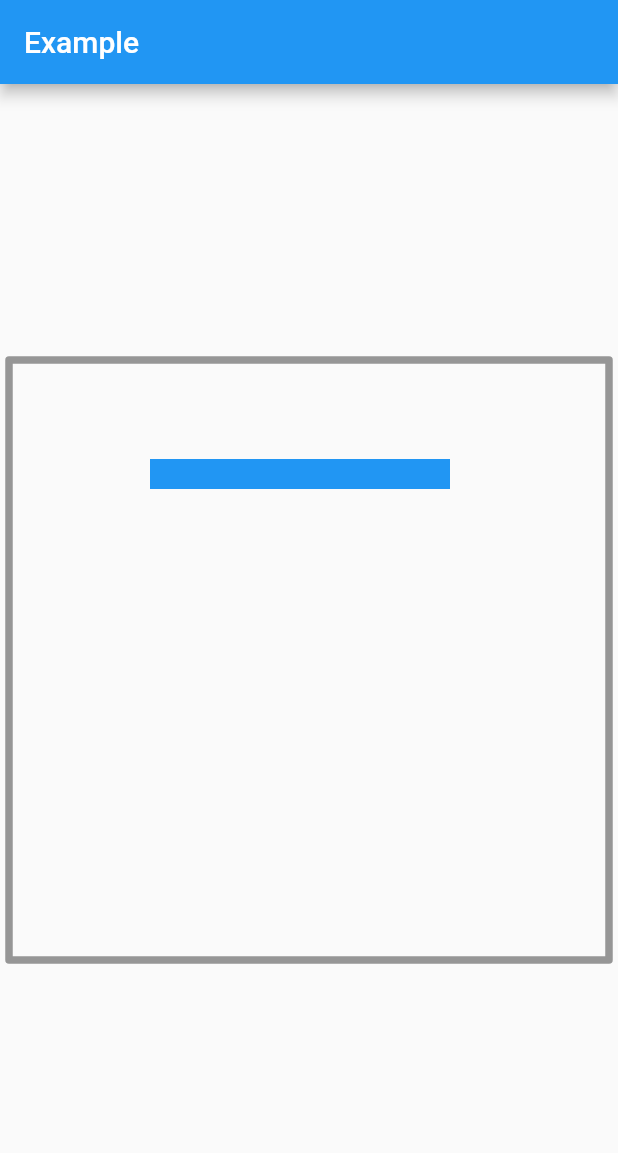
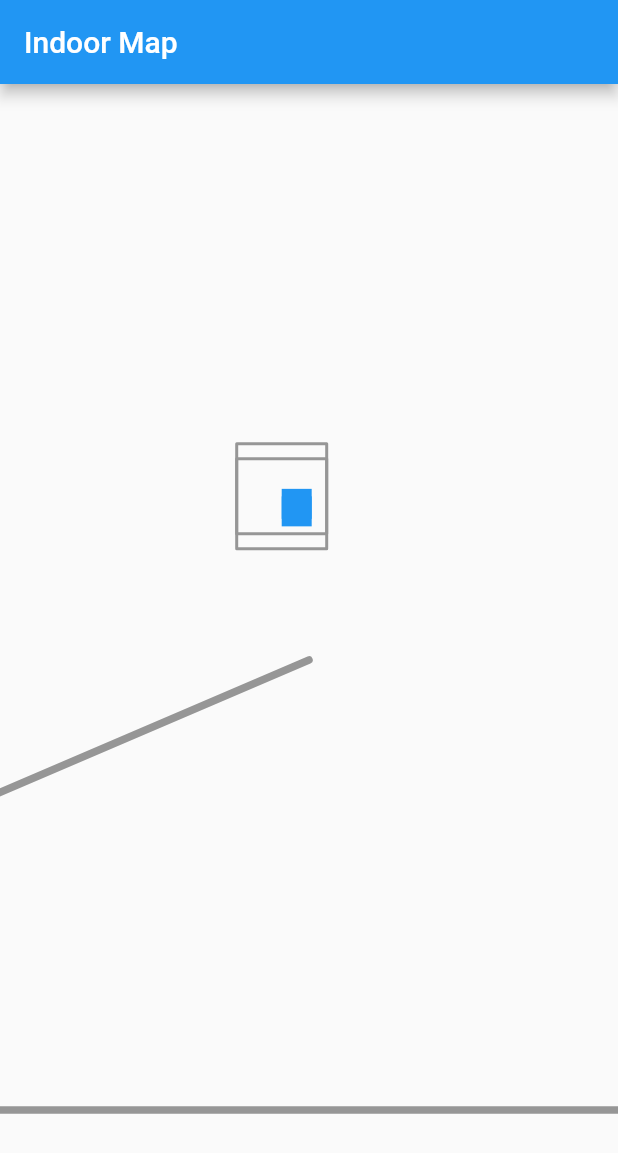
Before and after one commit to SantyTaco/drag_zoom_flutter, a Flutter app: the screen it shows after launch, on a phone screen of 412 x 824 dp. Shown: the top 1153 px of the screen. Run offline on Flutter 3.47's test engine with Material 2 defaults, Android fonts, the phone set to English and light mode, and no system bars.

```diff
--- /dev/null
+++ b/lib/indoor_map_manager.dart
@@ -0,0 +1,209 @@
+import 'package:flutter/material.dart';
+import 'secondary_objects_painter.dart';
+import 'main_object_painter.dart';
+import 'globals.dart' as globals;
+
+
+
+class IndoorMapManager extends StatefulWidget {
+@override
+  State<StatefulWidget> createState() {
+    // TODO: implement createState
+    return IndoorMappManagerState();
+  }
+}
+
+
+class IndoorMappManagerState extends State<IndoorMapManager> {
+  double _zoom = 1.0;
+  Offset _offset = Offset.zero;
+
+  Offset _startingFocalPoint;
+  Offset _previousOffset;
+  double _previousZoom;
+
+
+  @override
+  void didChangeDependencies() {
+    print("Set Center Inizial");
+    print(Offset(MediaQuery.of(context).size.height, MediaQuery.of(context).size.width));
+    globals.center = Offset(187.8, 269.9);//Offset(MediaQuery.of(context).size.width / 2, MediaQuery.of(context).size.height / 2);
+    super.didChangeDependencies();
+  }
+
+  Offset _offset_position;//= Offset(globals.center.dx + 100.0, globals.center.dy + 250.0);
+  bool tab = false;
+
+  void _handleScaleStart(ScaleStartDetails details) {
+    setState(() {
+      _startingFocalPoint = details.focalPoint;
+      _previousOffset = _offset;
+      _previousZoom = _zoom;
+      //_offset_position = Offset(globals.center.dx + 100.0, globals.center.dy + 250.0);
+
+    });
+  }
+
+  void _handleScaleUpdate(ScaleUpdateDetails details) {
+    setState(() {
+      _zoom = _previousZoom * details.scale;
+      tab = false;
+      // Ensure that item under the focal point stays in the same place despite zooming
+      final Offset normalizedOffset = (_startingFocalPoint - _previousOffset) / _previousZoom;
+      _offset = details.focalPoint - normalizedOffset * _zoom;
+
+      //_offset_position = Offset(globals.center.dx + _offset_position.dx, globals.center.dy + _offset_position.dy);
+
+    });
+  }
+
+  List<Widget> createTables() {
+
+    List<Offset> tablesPositions = [Offset(0.0, 0.0),
+    Offset(0.0, 5.0)];
+    //getTablePosition();
+    List<SecondaryObjects> listTables = new List();
+    print("List possitions");
+    print(tablesPositions);
+    for(int i=0; i <tablesPositions.length; i++){
+      listTables.add(SecondaryObjects(_zoom, tablesPositions[i]));
+    }
+
+    return listTables;
+    /*List<String> tablePoints = new List();
+    List<List<List<String>>> xyzPointsFinal = new List();
+    List<List<Offset>> offsetTablesFinal = new List();
+
+    tablePoints.add("-27635.4415632293 -71140.53080777019, -27635.4415632293 -71826.24509348448, -27635.4415632293 -71826.24509348448, -26949.72727751501 -71826.24509348448, -26949.72727751501 -71826.24509348448, -26949.72727751501 -71140.53080777019, -26949.72727751501 -71140.53080777019, -27635.4415632293 -71140.53080777019");
+    tablePoints.add("-27635.4415632293 -70409.02571979591, -27635.4415632293 -71094.7400055102, -27635.4415632293 -71094.7400055102, -26949.72727751501 -71094.7400055102, -26949.72727751501 -71094.7400055102, -26949.72727751501 -70409.02571979591, -26949.72727751501 -70409.02571979591, -27635.4415632293 -70409.02571979591");
+    tablePoints.add("-27681.23236548928 -71094.7400055102, -27681.23236548928 -70409.02571979591, -27681.23236548928 -70409.02571979591, -28366.94665120357 -70409.02571979591, -28366.94665120357 -70409.02571979591, -28366.94665120357 -71094.7400055102, -28366.94665120357 -71094.7400055102, -27681.23236548928 -71094.7400055102");
+
+    xyzPointsFinal = getPoints(tablePoints);
+
+    print("Tables points for CreateTables");
+    print(xyzPointsFinal);
+
+    for(int i = 0; i < xyzPointsFinal.length; i++) {
+      List<Offset> offsetTables = new List();
+      for(int j = 0; j < xyzPointsFinal[i].length; j++) {
+        offsetTables.add(Offset(double.parse(xyzPointsFinal[i][j][0]), -double.parse(xyzPointsFinal[i][j][1])));
+      }
+      print("XYZFinal");
+      print(xyzPointsFinal[i]);
+      offsetTablesFinal.add(offsetTables);
+    }
+
+
+
+    List<Offset> tablesPositions = getTablePosition(xyzPointsFinal);
+    //List<Offset> tablesPositions = [Offset(100.0, 250.0), Offset(100.0, 300.0)];
+
+    List<SecondaryObjects> listTables = new List();
+    print(tablesPositions);
+
+    for(int i=0; i <tablesPositions.length; i++){
+      listTables.add(SecondaryObjects(_zoom, tablesPositions[i], offsetTablesFinal[i]));
+    }
+
+    return listTables;*/
+  }
+
+  List<Offset> getTablePosition(List<List<List<String>>> xyzPointsFinal) {
+    List<Offset> tablesPositions = new List();
+
+    for(int i = 0; i < xyzPointsFinal.length; i++) {
+      print(xyzPointsFinal[i]);
+      tablesPositions.add(Offset((double.parse(xyzPointsFinal[i][2][0])), (-double.parse(xyzPointsFinal[i][0][1]))));
+    }
+
+    return tablesPositions;
+
+
+
+  }
+
+  IndoorMapPinter createFloorPerimeter(double zoom, Offset offset) {
+    List<String> floorPonits = new List();
+    List<List<List<String>>> xyzPointsFinal = new List();
+    floorPonits.add("0 0, -700 -300, 700 -300, 700 800,0 800, 0 1200,-700 1200,-700 -300");
+    //floorPonits.add("-500 -100, 500 -100, 500 300,-500 300,-500 -100");
+
+    /*floorPonits.add("-52024.38282852434 -74872.34950061364 20000, -52024.38282852434 -64058.48476748931 20000, -21333.00951075092 -63558.42165844208 20000, -21333.00951075092 -74872.34950061364 20000, -52024.38282852434 -74872.34950061364 20000");
+    floorPonits.add("-25071.38906930248 -68832.66600068433 20000, -25071.38906930248 -68873.8777227183 20000");
+    floorPonits.add("-43532.73869406105 -67992.14412169225 20000, -43532.73869406105 -68033.35584372625 20000");
+    floorPonits.add("-47540.88198909858 -66558.68098154891 20000, -47540.88198909858 -66599.8927035829 20000");
+    floorPonits.add("-23519.73027451359 -74872.34950061364 20000, -23519.73027451359 -71989.18248284367 20000");
+    floorPonits.add("-23519.73027451359 -71989.18248284367 20000, -25630.46917717975 -71989.18248284367 20000");
+    floorPonits.add("-25630.46917717975 -71989.18248284367 20000, -25630.46917717975 -69436.66819174014 20000");
+    floorPonits.add("-25630.46917717975 -69436.66819174014 20000, -23481.73934396534 -69436.66819174014 20000");
+    floorPonits.add("-23481.73934396534 -69436.66819174014 20000, -23519.73027451359 -66725.74672790902 20000");
+    floorPonits.add("-23519.73027451359 -66725.74672790902 20000, -28031.3269665803 -66725.74672790902 20000");
+    floorPonits.add("-28031.3269665803 -66725.74672790902 20000, -28031.3269665803 -66096.47349733055 20000");
+    floorPonits.add("-28031.3269665803 -66096.47349733055 20000, -34751.13903275292 -66096.47349733053 20000");
+    floorPonits.add("-34751.13903275292 -66096.47349733053 20000, -34751.13903275292 -63777.0469867028 20000");
+    floorPonits.add("-34751.13903275292 -74872.34950061364 20000, -34751.13903275292 -72308.25586365367 20000");
+    floorPonits.add("-34751.13903275292 -72308.25586365367 20000, -34201.49566953376 -72308.25586365367 20000");
+    floorPonits.add("-30029.68503316759 -74872.34950061364 20000, -30029.68503316759 -72308.25586365367 20000");
+    floorPonits.add("-30029.68503316759 -72308.25586365367 20000, -33143.51918582872 -72308.25586365367 20000");
+    floorPonits.add("-49727.74255964598 -68191.72578594714 20000, -49727.74255964598 -68232.93750798113 20000");
+    floorPonits.add("-49713.62003568462 -70711.54903058545 20000, -49713.62003568462 -70752.76075261943 20000");
+    floorPonits.add("-49717.79779481543 -73338.98877125666 20000, -49717.79779481543 -73380.20049329061 20000");
+    floorPonits.add("-35101.72563181992 -68191.72578594714 20000, -35101.72563181992 -68232.93750798113 20000");
+    floorPonits.add("-35087.60310785855 -70711.54903058545 20000, -35087.60310785855 -70752.76075261943 20000");
+    floorPonits.add("-44264.24378203533 -67992.14412169225 20000, -44264.24378203533 -68033.35584372625 20000");
+    floorPonits.add("-44250.12125807397 -70511.96736633057 20000, -44250.12125807397 -70553.17908836456 20000");
+    floorPonits.add("-44254.29901720479 -73139.40710700178 20000, -44254.29901720479 -73180.61882903577 20000");
+    floorPonits.add("-39933.02850253767 -73062.87474586595 20000, -39933.02850253767 -73104.08646789994 20000");
+    floorPonits.add("-39928.85074340684 -70435.43500519474 20000, -39928.85074340684 -70476.64672722874 20000");
+    floorPonits.add("-39942.9732673682 -67915.61176055644 20000, -39942.9732673682 -67956.82348259044 20000");
+    floorPonits.add("-36966.15623481759 -65338.31216196156 20000, -36966.15623481759 -65379.52388399554 20000");
+    floorPonits.add("-42162.69255263312 -65386.98945739889 20000, -42162.69255263312 -65428.20117943287 20000");*/
+
+    xyzPointsFinal = getPoints(floorPonits);
+    print(xyzPointsFinal);
+
+    return IndoorMapPinter(zoom: zoom, offset: offset, points: xyzPointsFinal);
+  }
+
+
+  List<List<List<String>>> getPoints(List<String> listStringPoints) {
+    List<List<List<String>>> xyzPointsFinal = new List();
+
+
+    for(int j = 0; j < listStringPoints.length; j++){
+      List<String> listFloorPoints = listStringPoints[j].split(",");
+      List<List<String>> xyzPoints = new List();
+
+      for(int i = 0; i < listFloorPoints.length; i++) {
+        xyzPoints.add(listFloorPoints[i].trim().split(" "));
+      }
+      xyzPointsFinal.add(xyzPoints);
+
+    }
+    print(xyzPointsFinal);
+    return xyzPointsFinal;
+  }
+
+  @override
+  Widget build(BuildContext context) {
+    // TODO: implement build
+    return Stack(
+      fit: StackFit.expand,
+      children: <Widget>[
+        GestureDetector(
+          onScaleStart: _handleScaleStart,
+          onScaleUpdate: _handleScaleUpdate,
+          child: CustomPaint(
+              painter: createFloorPerimeter(_zoom, _offset),
+              child: Stack(
+                  fit: StackFit.expand,
+                  children:
+                  createTables()
+                //createFloorPerimeter()
+              )
+          ),
+        )
+      ],
+    );
+  }
+}
--- a/lib/main.dart
+++ b/lib/main.dart
@@ -2,7 +2,7 @@ import 'package:flutter/material.dart';
 import 'main_object_painter.dart';
 import 'globals.dart' as globals;
 import 'secondary_objects_painter.dart';
-
+import 'indoor_map_manager.dart';
 
 void main() => runApp(MyApp());
 
@@ -14,44 +14,16 @@ class MyApp extends StatefulWidget {
   }
 }
 
+
 class MyAppState extends State<MyApp> {
   double _zoom = 1.0;
-  Offset _offset = Offset.zero;
-
-  Offset _startingFocalPoint;
-  Offset _previousOffset;
-  double _previousZoom;
 
   Offset _offset_position;//= Offset(globals.center.dx + 100.0, globals.center.dy + 250.0);
-  Offset _offset_position2 = Offset(150.0, 300.0);
   bool tab = false;
 
-  void _handleScaleStart(ScaleStartDetails details) {
-    setState(() {
-      _startingFocalPoint = details.focalPoint;
-      _previousOffset = _offset;
-      _previousZoom = _zoom;
-      _offset_position = Offset(globals.center.dx + 100.0, globals.center.dy + 250.0);
-
-    });
-  }
-
-  void _handleScaleUpdate(ScaleUpdateDetails details) {
-    setState(() {
-      _zoom = _previousZoom * details.scale;
-      tab = false;
-      // Ensure that item under the focal point stays in the same place despite zooming
-      final Offset normalizedOffset = (_startingFocalPoint - _previousOffset) / _previousZoom;
-      _offset = details.focalPoint - normalizedOffset * _zoom;
-
-        //_offset_position = Offset(globals.center.dx + _offset_position.dx, globals.center.dy + _offset_position.dy);
-
-    });
-  }
-
-  List<Widget> createTables() {
-    List<Offset> tablesPositions = [Offset(globals.center.dx + 100.0, globals.center.dy + 250.0),
-    Offset(globals.center.dx + 200.0, globals.center.dy + 250.0)];
+  /*List<Widget> createTables() {
+    List<Offset> tablesPositions = [Offset(100.0, 250.0),
+    Offset(100.0, 300.0)];
     List<SecondaryObjects> listTables = new List();
     print(tablesPositions);
 
@@ -60,39 +32,20 @@ class MyAppState extends State<MyApp> {
     }
 
     return listTables;
-  }
+  }*/
+
 
   @override
   Widget build(BuildContext context) {
-    // TODO: implement build
     return MaterialApp(
       theme: ThemeData(
         brightness: Brightness.light
       ),
       home: Scaffold(
         appBar: AppBar(
-          title: Text('Example'),
+          title: Text('Indoor Map'),
         ),
-        body: Stack(
-          fit: StackFit.expand,
-          children: <Widget>[
-            GestureDetector(
-              onScaleStart: _handleScaleStart,
-              onScaleUpdate: _handleScaleUpdate,
-              child: CustomPaint(
-                painter: IndoorMapPinter(
-                    zoom: _zoom,
-                    offset: _offset
-                ),
-                child: Stack(
-                  fit: StackFit.expand,
-                  children:
-                    createTables()
-                )
-              ),
-            )
-          ],
-        ),
+        body: IndoorMapManager()
       ),
     );
   }
--- a/lib/secondary_objects_painter.dart
+++ b/lib/secondary_objects_painter.dart
@@ -1,12 +1,15 @@
 import 'package:flutter/material.dart';
 import 'globals.dart' as globals;
+import 'table_painter.dart';
 
 class SecondaryObjects extends StatefulWidget {
   double _zoom;
-  Offset _position;
+  Offset _table_position;
+
   SecondaryObjects(double zoom, Offset position) {
     this._zoom = zoom;
-    this._position = position;
+    this._table_position = position;
+
   }
 
   @override
@@ -17,45 +20,60 @@ class SecondaryObjects extends StatefulWidget {
 }
 
 class SecondaryObjectsState extends State<SecondaryObjects> {
-  Offset _offset_position;
+  Offset _offset_position; //Offset(globals.center.dx + widget._table_position.dx, globals.center.dy + widget._table_position.dy);
 
   @override
   void initState() {
     // TODO: implement initState
-    _offset_position = Offset(globals.center.dx + widget._position.dx, globals.center.dy + widget._position.dy);
+    print("Global center");
+    print(globals.center);
+    print(widget._table_position);
+    _offset_position = Offset(widget._table_position.dx, widget._table_position.dy);
+    print(_offset_position);
+
     super.initState();
   }
 
+  /*@override
+  void didChangeDependencies() {
+    // TODO: implement didChangeDependencies
+    _offset_position = Offset(globals.center.dx + widget._table_position.dx, globals.center.dy + widget._table_position.dy);
+    super.didChangeDependencies();
+  }*/
+
   @override
   Widget build(BuildContext context) {
-    // TODO: implement build
+
     return Stack(
       fit: StackFit.expand,
       children: <Widget>[
         Positioned(
-          left: (_offset_position.dx *widget._zoom) + globals.center.dx,
-          top: (_offset_position.dy *widget._zoom) + globals.center.dy,
+          left: (_offset_position.dx * widget._zoom) + globals.center.dx,
+          top: (_offset_position.dy * widget._zoom) + globals.center.dy,
           child: GestureDetector(
               onTap: (){
-                print('Tab');
                 //tab = true;
               },
               onPanUpdate: (details) {
                 setState(() {
-                  print('Pan');
-                  print(details.delta.dx);
-                  print(details.delta.dy);
-                  print(globals.center);
-                  //print(tab);
+                  print("Update");
                   //if(tab){
-                  _offset_position = Offset(_offset_position.dx + details.delta.dx , _offset_position.dy + details.delta.dy);
+                  _offset_position = Offset(_offset_position.dx + details.delta.dx/widget._zoom , _offset_position.dy + details.delta.dy/widget._zoom);
+                  print(_offset_position);
                   //}
                 });
               },
               child: Container(
-                width: 100 * widget._zoom,
+                width: 20 * widget._zoom,
                 height: 20 * widget._zoom,
                 color: Colors.blue,
+                child: CustomPaint(
+                  painter: TablePainter(
+                      zoom: widget._zoom,
+                      //offset: widget._position
+                  points: widget._table_position * widget._zoom
+                  )
+                )
               )
           ),
         ),
```
Also changed, not shown: lib/main_object_painter.dart (+24 -15 lines), lib/table_painter.dart (added, +55 -0 lines).
